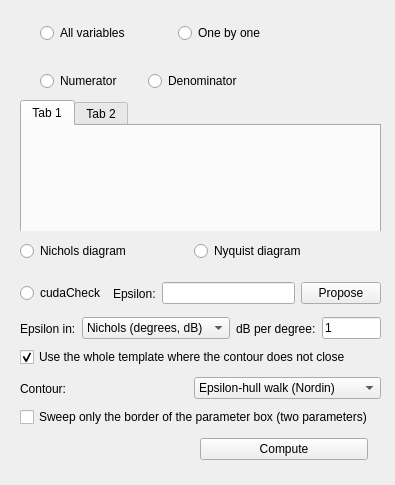
Qt form src/gui/templates/templates_form.ui (Isaac-Martinez-Forte/QFTbx) before a commit.
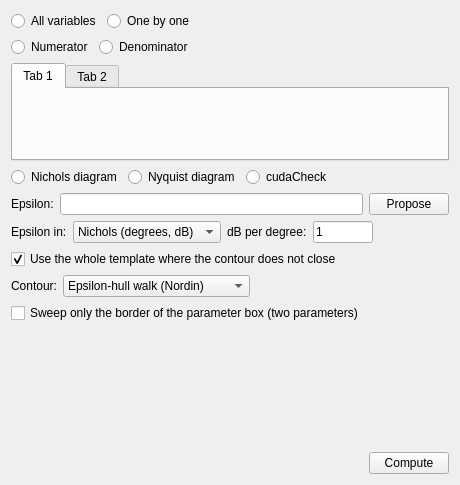
The same form after that commit. The open tabs and pages were chosen to show the change.

Commit message: Lay the seven forms out, instead of placing every field by hand

The edit to the form file:
```diff
--- a/src/gui/templates/templates_form.ui
+++ b/src/gui/templates/templates_form.ui
@@ -6,33 +6,61 @@
    <rect>
     <x>0</x>
     <y>0</y>
-    <width>395</width>
+    <width>460</width>
     <height>485</height>
    </rect>
   </property>
-  <property name="windowTitle">
-   <string>Dialog</string>
-  </property>
+  <layout class="QVBoxLayout" name="formLayout">
+   <item>
+    <layout class="QHBoxLayout" name="horizontalLayout_2">
+     <item>
+      <widget class="QRadioButton" name="allVariablesRadio">
+       <property name="text">
+        <string>All variables</string>
+       </property>
+      </widget>
+     </item>
+     <item>
+      <widget class="QRadioButton" name="oneByOneRadio">
+       <property name="text">
+        <string>One by one</string>
+       </property>
+      </widget>
+     </item>
+     <item>
+      <spacer name="modeSpacer">
+       <property name="orientation">
+        <enum>Qt::Horizontal</enum>
+       </property>
+       <property name="sizeHint" stdset="0">
+        <size>
+         <width>40</width>
+         <height>20</height>
+        </size>
+       </property>
+      </spacer>
+     </item>
+    </layout>
+   </item>
+   <item>
   <widget class="QStackedWidget" name="modeStack">
-   <property name="geometry">
-    <rect>
-     <x>20</x>
-     <y>60</y>
-     <width>371</width>
-     <height>171</height>
-    </rect>
+     <property name="currentIndex">
+      <number>0</number>
    </property>
    <widget class="QWidget" name="todos">
-    <widget class="QWidget" name="layoutWidget">
-     <property name="geometry">
-      <rect>
-       <x>10</x>
-       <y>50</y>
-       <width>321</width>
-       <height>58</height>
-      </rect>
-     </property>
      <layout class="QHBoxLayout" name="horizontalLayout_4">
+       <property name="leftMargin">
+        <number>0</number>
+       </property>
+       <property name="topMargin">
+        <number>0</number>
+       </property>
+       <property name="rightMargin">
+        <number>0</number>
+       </property>
+       <property name="bottomMargin">
+        <number>0</number>
+       </property>
       <item>
        <layout class="QVBoxLayout" name="verticalLayout">
         <item>
@@ -65,31 +93,89 @@
         </item>
        </layout>
       </item>
-     </layout>
-    </widget>
+       <item>
+        <spacer name="allVariablesSpacer">
+         <property name="orientation">
+          <enum>Qt::Vertical</enum>
+         </property>
+         <property name="sizeHint" stdset="0">
+          <size>
+           <width>20</width>
+           <height>20</height>
+          </size>
+         </property>
+        </spacer>
+       </item>
+      </layout>
    </widget>
    <widget class="QWidget" name="page"/>
    <widget class="QWidget" name="individual">
+      <layout class="QVBoxLayout" name="individualLayout">
+       <property name="leftMargin">
+        <number>0</number>
+       </property>
+       <property name="topMargin">
+        <number>0</number>
+       </property>
+       <property name="rightMargin">
+        <number>0</number>
+       </property>
+       <property name="bottomMargin">
+        <number>0</number>
+       </property>
+       <item>
+        <layout class="QHBoxLayout" name="horizontalLayout_6">
+         <item>
+          <widget class="QRadioButton" name="numeratorRadio">
+           <property name="text">
+            <string>Numerator</string>
+           </property>
+          </widget>
+         </item>
+         <item>
+          <widget class="QRadioButton" name="denominatorRadio">
+           <property name="text">
+            <string>Denominator</string>
+           </property>
+          </widget>
+         </item>
+         <item>
+          <spacer name="partSpacer">
+           <property name="orientation">
+            <enum>Qt::Horizontal</enum>
+           </property>
+           <property name="sizeHint" stdset="0">
+            <size>
+             <width>40</width>
+             <height>20</height>
+            </size>
+           </property>
+          </spacer>
+         </item>
+        </layout>
+       </item>
+       <item>
     <widget class="QStackedWidget" name="variablesStack">
-     <property name="geometry">
-      <rect>
-       <x>0</x>
-       <y>40</y>
-       <width>361</width>
-       <height>131</height>
-      </rect>
+         <property name="currentIndex">
+          <number>0</number>
      </property>
      <widget class="QWidget" name="emptyPage"/>
      <widget class="QWidget" name="pNume">
+          <layout class="QVBoxLayout" name="numeratorLayout">
+           <property name="leftMargin">
+            <number>0</number>
+           </property>
+           <property name="topMargin">
+            <number>0</number>
+           </property>
+           <property name="rightMargin">
+            <number>0</number>
+           </property>
+           <property name="bottomMargin">
+            <number>0</number>
+           </property>
+           <item>
       <widget class="QTabWidget" name="numeratorTabs">
-       <property name="geometry">
-        <rect>
-         <x>0</x>
-         <y>0</y>
-         <width>361</width>
-         <height>141</height>
-        </rect>
-       </property>
        <widget class="QWidget" name="tab_3">
         <attribute name="title">
          <string>Tab 1</string>
@@ -101,17 +187,25 @@
         </attribute>
        </widget>
       </widget>
+           </item>
+          </layout>
      </widget>
      <widget class="QWidget" name="pDeno">
+          <layout class="QVBoxLayout" name="denominatorLayout">
+           <property name="leftMargin">
+            <number>0</number>
+           </property>
+           <property name="topMargin">
+            <number>0</number>
+           </property>
+           <property name="rightMargin">
+            <number>0</number>
+           </property>
+           <property name="bottomMargin">
+            <number>0</number>
+           </property>
+           <item>
       <widget class="QTabWidget" name="denominatorTabs">
-       <property name="geometry">
-        <rect>
-         <x>0</x>
-         <y>0</y>
-         <width>361</width>
-         <height>141</height>
-        </rect>
-       </property>
        <widget class="QWidget" name="tab">
         <attribute name="title">
          <string>Tab 1</string>
@@ -123,90 +217,16 @@
         </attribute>
        </widget>
       </widget>
-     </widget>
-    </widget>
-    <widget class="QWidget" name="layoutWidget1">
-     <property name="geometry">
-      <rect>
-       <x>20</x>
-       <y>10</y>
-       <width>210</width>
-       <height>23</height>
-      </rect>
-     </property>
-     <layout class="QHBoxLayout" name="horizontalLayout_6">
-      <item>
-       <widget class="QRadioButton" name="numeratorRadio">
-        <property name="text">
-         <string>Numerator</string>
-        </property>
-       </widget>
-      </item>
-      <item>
-       <widget class="QRadioButton" name="denominatorRadio">
-        <property name="text">
-         <string>Denominator</string>
-        </property>
-       </widget>
-      </item>
+           </item>
      </layout>
     </widget>
    </widget>
-  </widget>
-  <widget class="QWidget" name="layoutWidget2">
-   <property name="geometry">
-    <rect>
-     <x>200</x>
-     <y>435</y>
-     <width>168</width>
-     <height>28</height>
-    </rect>
-   </property>
-   <layout class="QHBoxLayout" name="horizontalLayout">
-    <item>
-     <widget class="QPushButton" name="okButton">
-      <property name="text">
-       <string>Compute</string>
-      </property>
-     </widget>
     </item>
    </layout>
   </widget>
-  <widget class="QWidget" name="layoutWidget3">
-   <property name="geometry">
-    <rect>
-     <x>40</x>
-     <y>20</y>
-     <width>269</width>
-     <height>26</height>
-    </rect>
-   </property>
-   <layout class="QHBoxLayout" name="horizontalLayout_2">
-    <item>
-     <widget class="QRadioButton" name="allVariablesRadio">
-      <property name="text">
-       <string>All variables</string>
-      </property>
      </widget>
     </item>
     <item>
-     <widget class="QRadioButton" name="oneByOneRadio">
-      <property name="text">
-       <string>One by one</string>
-      </property>
-     </widget>
-    </item>
-   </layout>
-  </widget>
-  <widget class="QWidget" name="layoutWidget5">
-   <property name="geometry">
-    <rect>
-     <x>20</x>
-     <y>240</y>
-     <width>341</width>
-     <height>23</height>
-    </rect>
-   </property>
    <layout class="QHBoxLayout" name="horizontalLayout_7">
     <item>
      <widget class="QRadioButton" name="nicholsRadio">
@@ -222,18 +242,6 @@
       </property>
      </widget>
     </item>
-   </layout>
-  </widget>
-  <widget class="QWidget" name="layoutWidget4">
-   <property name="geometry">
-    <rect>
-     <x>20</x>
-     <y>280</y>
-     <width>361</width>
-     <height>27</height>
-    </rect>
-   </property>
-   <layout class="QHBoxLayout" name="horizontalLayout_8">
     <item>
      <widget class="QRadioButton" name="cudaCheck">
       <property name="text">
@@ -242,6 +250,21 @@
      </widget>
     </item>
     <item>
+      <spacer name="diagramSpacer">
+       <property name="orientation">
+        <enum>Qt::Horizontal</enum>
+       </property>
+       <property name="sizeHint" stdset="0">
+        <size>
+         <width>40</width>
+         <height>20</height>
+        </size>
+       </property>
+      </spacer>
+     </item>
+    </layout>
+   </item>
+   <item>
      <layout class="QHBoxLayout" name="horizontalLayout_5">
       <item>
        <widget class="QLabel" name="label_2">
@@ -269,89 +292,21 @@
       </item>
      </layout>
     </item>
-   </layout>
-  </widget>
-  <widget class="QCheckBox" name="wholeTemplateCheck">
-   <property name="geometry">
-    <rect>
-     <x>20</x>
-     <y>345</y>
-     <width>361</width>
-     <height>24</height>
-    </rect>
-   </property>
-   <property name="toolTip">
-    <string>Where the contour walk does not close with the epsilon given, use the whole template as its contour at that frequency: always safe, only slower, and marked in the viewer. Unchecked, the computation stops and names the frequency instead.</string>
-   </property>
-   <property name="text">
-    <string>Use the whole template where the contour does not close</string>
-   </property>
-   <property name="checked">
-    <bool>true</bool>
-   </property>
-  </widget>
-  <widget class="QCheckBox" name="borderSweepCheck">
-   <property name="geometry">
-    <rect>
-     <x>20</x>
-     <y>405</y>
-     <width>361</width>
-     <height>24</height>
-    </rect>
-   </property>
-   <property name="toolTip">
-    <string>With exactly two uncertain parameters, sweep only the border of the parameter box: as many evaluations as the interior grid would cost, spent on the four edges, since the worst case of every specification over a template lies on its border. The template is then a closed curve and its contour is taken by the alpha-shape. Unavailable with one or with three or more uncertain parameters.</string>
-   </property>
-   <property name="text">
-    <string>Sweep only the border of the parameter box (two parameters)</string>
-   </property>
-  </widget>
-  <widget class="QWidget" name="contourRow">
-   <property name="geometry">
-    <rect>
-     <x>20</x>
-     <y>375</y>
-     <width>361</width>
-     <height>27</height>
-    </rect>
-   </property>
-   <layout class="QHBoxLayout" name="horizontalLayout_10">
     <item>
-     <widget class="QLabel" name="contourLabel">
-      <property name="text">
-       <string>Contour:</string>
-      </property>
-     </widget>
-    </item>
-    <item>
-     <widget class="QComboBox" name="contourCombo">
-      <property name="toolTip">
-       <string>How the contour of each template is extracted. The walk of Nordin is the historical epsilon-hull and can fail to close. The alpha-shape is the same boundary by its definition, edge by edge: it always closes and returns every component and hole, and the proposed epsilon is then the least that keeps the template connected.</string>
-      </property>
-      <item>
-       <property name="text">
-        <string>Epsilon-hull walk (Nordin)</string>
-       </property>
-      </item>
-      <item>
-       <property name="text">
-        <string>Alpha-shape (always closes)</string>
-       </property>
-      </item>
-     </widget>
-    </item>
-   </layout>
-  </widget>
-  <widget class="QWidget" name="epsilonMetricRow">
-   <property name="geometry">
-    <rect>
-     <x>20</x>
-     <y>315</y>
-     <width>361</width>
-     <height>27</height>
-    </rect>
-   </property>
+    <widget class="QWidget" name="epsilonMetricRow" native="true">
    <layout class="QHBoxLayout" name="horizontalLayout_9">
+      <property name="leftMargin">
+       <number>0</number>
+      </property>
+      <property name="topMargin">
+       <number>0</number>
+      </property>
+      <property name="rightMargin">
+       <number>0</number>
+      </property>
+      <property name="bottomMargin">
+       <number>0</number>
+      </property>
     <item>
      <widget class="QLabel" name="metricLabel">
       <property name="text">
@@ -385,19 +340,149 @@
     </item>
     <item>
      <widget class="QLineEdit" name="dbPerDegreeEdit">
-      <property name="text">
-       <string notr="true">1</string>
-      </property>
       <property name="maximumSize">
        <size>
         <width>60</width>
         <height>16777215</height>
        </size>
       </property>
-     </widget>
-    </item>
-   </layout>
-  </widget>
+        <property name="text">
+         <string notr="true">1</string>
+        </property>
+       </widget>
+      </item>
+      <item>
+       <spacer name="metricSpacer">
+        <property name="orientation">
+         <enum>Qt::Horizontal</enum>
+        </property>
+        <property name="sizeHint" stdset="0">
+         <size>
+          <width>40</width>
+          <height>20</height>
+         </size>
+        </property>
+       </spacer>
+      </item>
+     </layout>
+    </widget>
+   </item>
+   <item>
+    <widget class="QCheckBox" name="wholeTemplateCheck">
+     <property name="toolTip">
+      <string>Where the contour walk does not close with the epsilon given, use the whole template as its contour at that frequency: always safe, only slower, and marked in the viewer. Unchecked, the computation stops and names the frequency instead.</string>
+     </property>
+     <property name="text">
+      <string>Use the whole template where the contour does not close</string>
+     </property>
+     <property name="checked">
+      <bool>true</bool>
+     </property>
+    </widget>
+   </item>
+   <item>
+    <widget class="QWidget" name="contourRow" native="true">
+     <layout class="QHBoxLayout" name="horizontalLayout_10">
+      <property name="leftMargin">
+       <number>0</number>
+      </property>
+      <property name="topMargin">
+       <number>0</number>
+      </property>
+      <property name="rightMargin">
+       <number>0</number>
+      </property>
+      <property name="bottomMargin">
+       <number>0</number>
+      </property>
+      <item>
+       <widget class="QLabel" name="contourLabel">
+        <property name="text">
+         <string>Contour:</string>
+        </property>
+       </widget>
+      </item>
+      <item>
+       <widget class="QComboBox" name="contourCombo">
+        <property name="toolTip">
+         <string>How the contour of each template is extracted. The walk of Nordin is the historical epsilon-hull and can fail to close. The alpha-shape is the same boundary by its definition, edge by edge: it always closes and returns every component and hole, and the proposed epsilon is then the least that keeps the template connected.</string>
+        </property>
+        <item>
+         <property name="text">
+          <string>Epsilon-hull walk (Nordin)</string>
+         </property>
+        </item>
+        <item>
+         <property name="text">
+          <string>Alpha-shape (always closes)</string>
+         </property>
+        </item>
+       </widget>
+      </item>
+      <item>
+       <spacer name="contourSpacer">
+        <property name="orientation">
+         <enum>Qt::Horizontal</enum>
+        </property>
+        <property name="sizeHint" stdset="0">
+         <size>
+          <width>40</width>
+          <height>20</height>
+         </size>
+        </property>
+       </spacer>
+      </item>
+     </layout>
+    </widget>
+   </item>
+   <item>
+    <widget class="QCheckBox" name="borderSweepCheck">
+     <property name="toolTip">
+      <string>With exactly two uncertain parameters, sweep only the border of the parameter box: as many evaluations as the interior grid would cost, spent on the four edges, since the worst case of every specification over a template lies on its border. The template is then a closed curve and its contour is taken by the alpha-shape. Unavailable with one or with three or more uncertain parameters.</string>
+     </property>
+     <property name="text">
+      <string>Sweep only the border of the parameter box (two parameters)</string>
+     </property>
+    </widget>
+   </item>
+   <item>
+    <spacer name="bottomSpacer">
+     <property name="orientation">
+      <enum>Qt::Vertical</enum>
+     </property>
+     <property name="sizeHint" stdset="0">
+      <size>
+       <width>20</width>
+       <height>20</height>
+      </size>
+     </property>
+    </spacer>
+   </item>
+   <item>
+    <layout class="QHBoxLayout" name="horizontalLayout">
+     <item>
+      <spacer name="buttonsSpacer">
+       <property name="orientation">
+        <enum>Qt::Horizontal</enum>
+       </property>
+       <property name="sizeHint" stdset="0">
+        <size>
+         <width>40</width>
+         <height>20</height>
+        </size>
+       </property>
+      </spacer>
+     </item>
+     <item>
+      <widget class="QPushButton" name="okButton">
+       <property name="text">
+        <string>Compute</string>
+       </property>
+      </widget>
+     </item>
+    </layout>
+   </item>
+  </layout>
  </widget>
  <resources/>
  <connections/>
```
Lines whose indentation alone changed are shown as unchanged. The commit also changes 7 other files.
